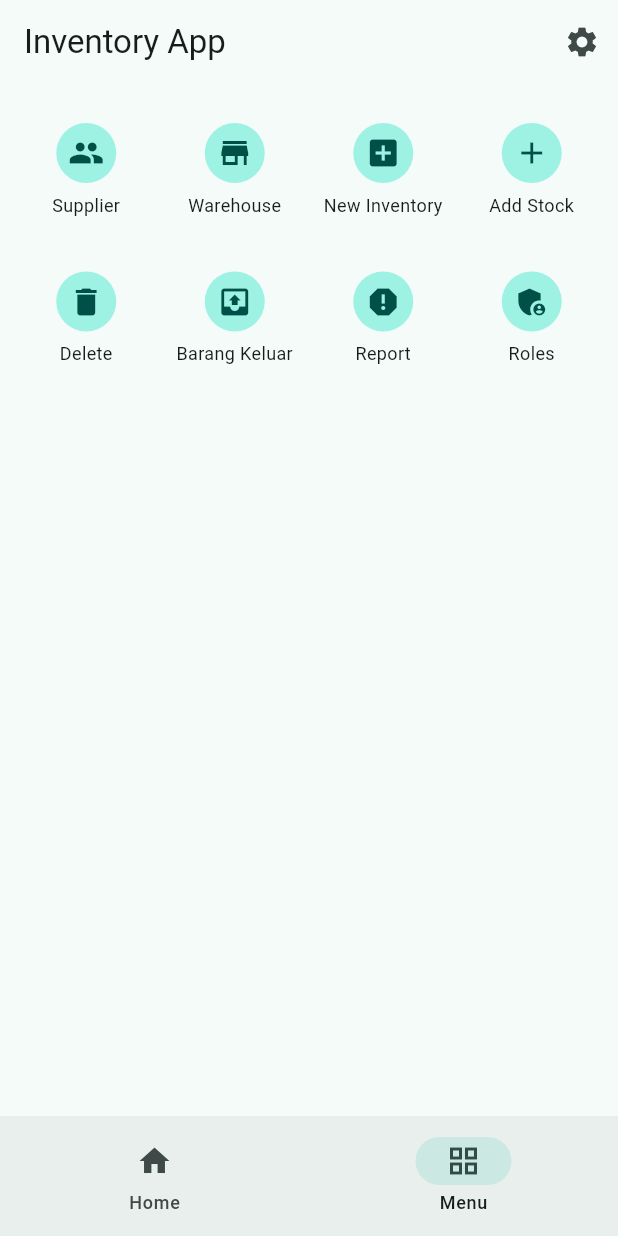
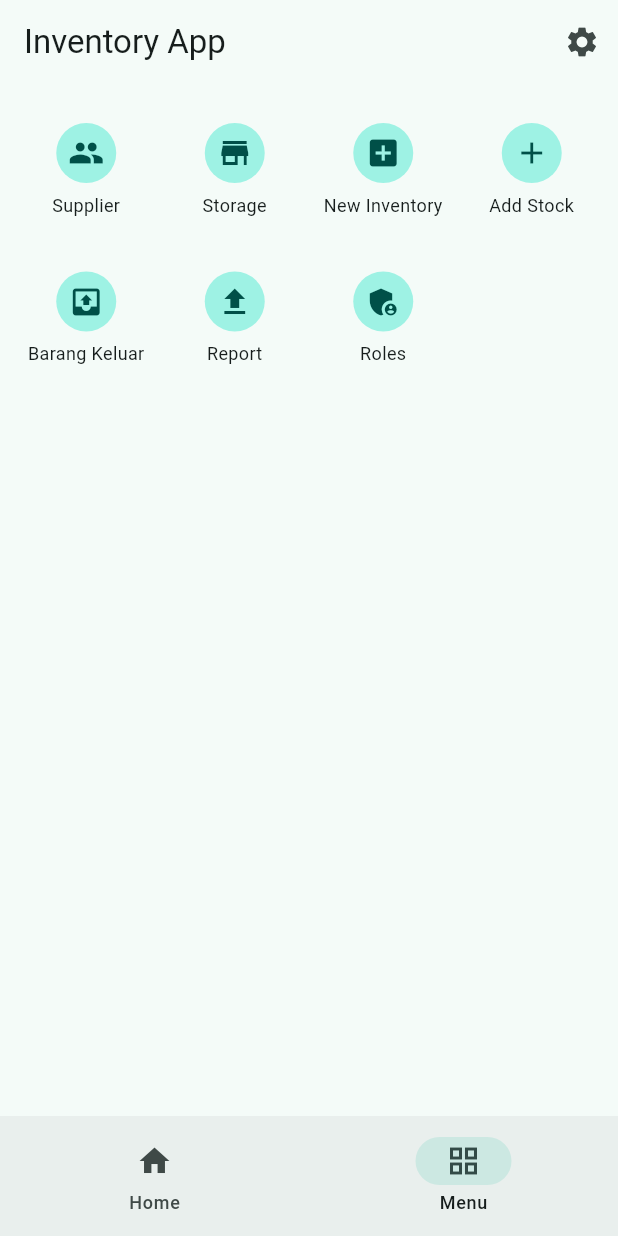
Before and after one commit to reginnath/inventoryApp_sigmaProject, a Flutter app: the screen it shows after launch, item 2 of the bottom bar chosen, on a phone screen of 412 x 824 dp. Run offline on Flutter 3.47's test engine with Material 3 defaults, Android fonts, the phone set to English and light mode, and no system bars.

Commit message:
tambah UI fitur warehouse

```diff
--- a/lib/src/models/sample_data.dart
+++ b/lib/src/models/sample_data.dart
@@ -1,11 +1,14 @@
 import 'stock_item.dart';
 import 'user_model.dart';
+import 'storage_model.dart';
 
 class SampleDataService {
   final List<StockItem> items;
   final List<UserModel> users;
+  final List<StorageModel> storages;
 
-  SampleDataService({required this.items, required this.users});
+  SampleDataService({required this.items, required this.users, List<StorageModel>? storages})
+      : storages = storages ?? [];
 
   factory SampleDataService.sample() {
     final items = [
@@ -48,4 +51,22 @@ class SampleDataService {
     final now = DateTime.now();
     return items.where((i) => i.expiry != null && i.expiry!.difference(now).inDays <= days).toList();
   }
+
+  // Storage management
+  List<StorageModel> getStorages() => storages;
+
+  void addStorage(String name) {
+    final id = 'STR${(storages.length + 1).toString().padLeft(3, '0')}';
+    storages.add(StorageModel(id: id, name: name));
+  }
+
+  void addItemToStorage(String storageId, String itemId, String itemName, int quantity, DateTime? expiryDate) {
+    final storage = storages.firstWhere((s) => s.id == storageId);
+    storage.items.add(StorageItemInfo(
+      itemId: itemId,
+      itemName: itemName,
+      quantity: quantity,
+      expiryDate: expiryDate,
+    ));
+  }
 }
--- /dev/null
+++ b/lib/src/models/storage_model.dart
@@ -0,0 +1,22 @@
+class StorageModel {
+  final String id;
+  final String name;
+  final List<StorageItemInfo> items;
+
+  StorageModel({required this.id, required this.name, List<StorageItemInfo>? items})
+      : items = items ?? [];
+}
+
+class StorageItemInfo {
+  final String itemId;
+  final String itemName;
+  final int quantity;
+  final DateTime? expiryDate;
+
+  StorageItemInfo({
+    required this.itemId,
+    required this.itemName,
+    required this.quantity,
+    this.expiryDate,
+  });
+}
--- a/lib/src/screens/menu_page.dart
+++ b/lib/src/screens/menu_page.dart
@@ -1,6 +1,7 @@
 import 'package:flutter/material.dart';
 import '../models/sample_data.dart';
 import '../widgets/icon_tile.dart';
+import 'storage_page.dart';
 
 class MenuPage extends StatelessWidget {
   final SampleDataService data;
@@ -11,12 +12,11 @@ class MenuPage extends StatelessWidget {
   Widget build(BuildContext context) {
     final tiles = [
       _MenuTile(icon: Icons.people, label: 'Supplier'),
-      _MenuTile(icon: Icons.store, label: 'Warehouse'),
+      _MenuTile(icon: Icons.store, label: 'Storage'),
       _MenuTile(icon: Icons.add_box, label: 'New Inventory'),
       _MenuTile(icon: Icons.add, label: 'Add Stock'),
-      _MenuTile(icon: Icons.delete, label: 'Delete'),
       _MenuTile(icon: Icons.outbox, label: 'Barang Keluar'),
-      _MenuTile(icon: Icons.report, label: 'Report'),
+      _MenuTile(icon: Icons.upload, label: 'Report'),
       _MenuTile(icon: Icons.admin_panel_settings, label: 'Roles'),
     ];
 
@@ -26,7 +26,20 @@ class MenuPage extends StatelessWidget {
         crossAxisCount: 4,
         mainAxisSpacing: 8,
         crossAxisSpacing: 8,
-        children: tiles.map((t) => IconTile(icon: t.icon, label: t.label)).toList(),
+        children: tiles.map((t) {
+          if (t.label == 'Storage') {
+            return IconTile(
+              icon: t.icon,
+              label: t.label,
+              onTap: () {
+                Navigator.of(context).push(MaterialPageRoute(
+                  builder: (_) => StoragePage(data: data),
+                ));
+              },
+            );
+          }
+          return IconTile(icon: t.icon, label: t.label);
+        }).toList(),
       ),
     );
   }
--- a/lib/src/widgets/icon_tile.dart
+++ b/lib/src/widgets/icon_tile.dart
@@ -3,13 +3,14 @@ import 'package:flutter/material.dart';
 class IconTile extends StatelessWidget {
   final IconData icon;
   final String label;
+  final VoidCallback? onTap;
 
-  const IconTile({super.key, required this.icon, required this.label});
+  const IconTile({super.key, required this.icon, required this.label, this.onTap});
 
   @override
   Widget build(BuildContext context) {
     return GestureDetector(
-      onTap: () {
+      onTap: onTap ?? () {
         ScaffoldMessenger.of(context).showSnackBar(SnackBar(content: Text('Tapped $label')));
       },
       child: Column(
```
Also changed, not shown: lib/src/screens/storage_items_page.dart (added, +57 -0 lines), lib/src/screens/storage_page.dart (added, +67 -0 lines), lib/src/widgets/storage_card.dart (added, +31 -0 lines), lib/src/widgets/storage_items_table.dart (added, +34 -0 lines).
